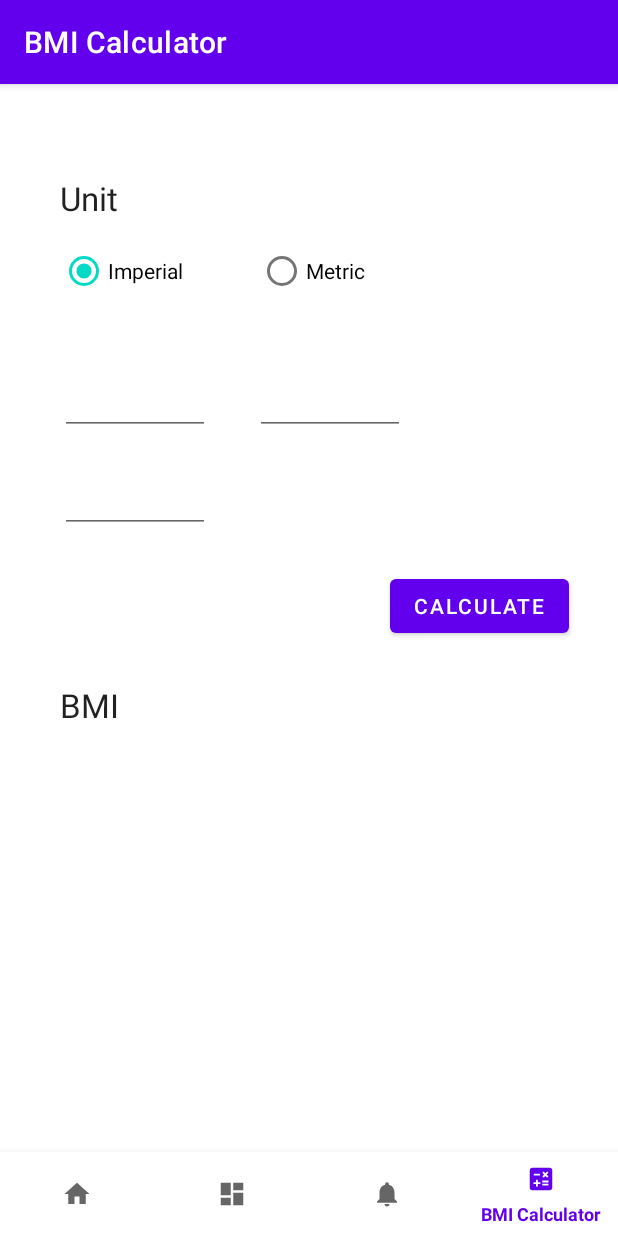
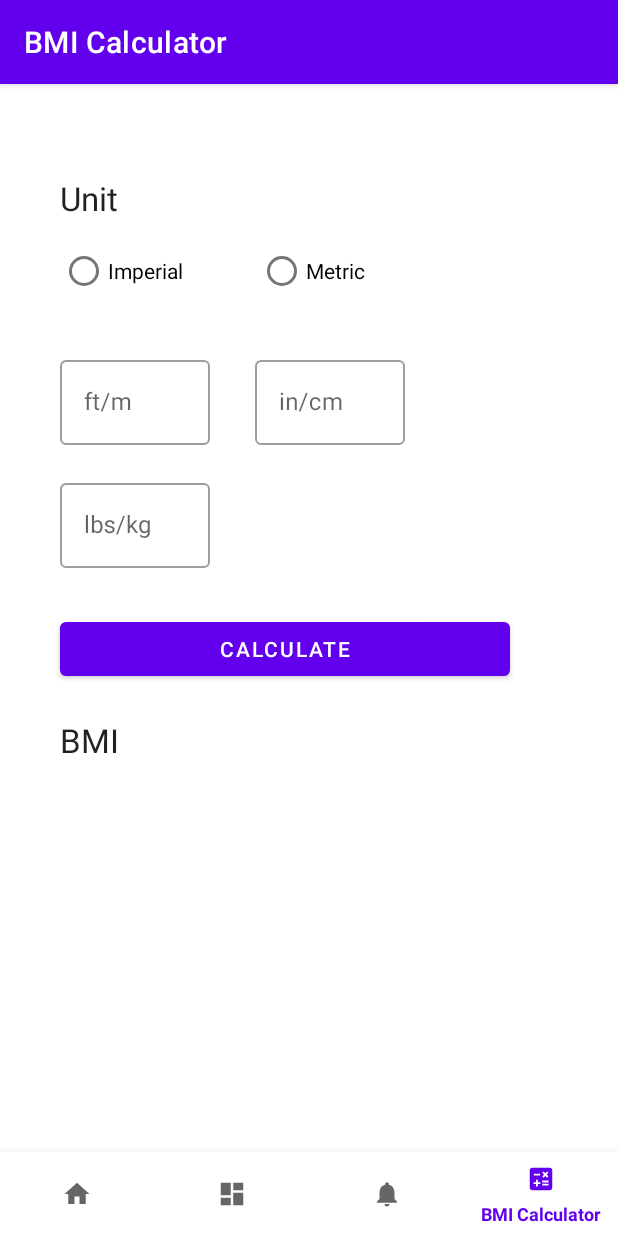
Before and after one commit to JohnSalinas123/CS4750_PantryPal, an Android app: the BmiCalculatorFragment screen opened through its navigation route, on a phone screen of 412 x 824 dp. Run offline under Robolectric (Android 15) with nearby library versions, the phone set to English and light mode, and no system bars; our stand-ins replace navigation-ui.

Commit message:
Style the calculator page

```diff
--- a/app/src/main/java/com/example/pantry_pal/ui/bmi_calculator/BmiCalculatorFragment.kt
+++ b/app/src/main/java/com/example/pantry_pal/ui/bmi_calculator/BmiCalculatorFragment.kt
@@ -34,6 +34,16 @@ class BmiCalculatorFragment : Fragment() {
         binding.calculate.setOnClickListener{
             val result = calculateBmi()
 
+        }
+        binding.imperialUnit.setOnClickListener {
+            binding.height1Layout.hint = "ft"
+            binding.height2Layout.hint = "in"
+            binding.weightLayout.hint = "lbs"
+        }
+        binding.metricUnit.setOnClickListener {
+            binding.height1Layout.hint = "m"
+            binding.height2Layout.hint = "cm"
+            binding.weightLayout.hint = "kg"
         }
         return root
     }
--- a/app/src/main/res/layout/fragment_bmi_calculator.xml
+++ b/app/src/main/res/layout/fragment_bmi_calculator.xml
@@ -12,15 +12,14 @@
         android:layout_height="wrap_content"
         android:layout_marginTop="10dp"
         android:orientation="horizontal"
-        app:layout_constraintStart_toStartOf="@+id/textView"
-        app:layout_constraintTop_toBottomOf="@+id/textView">
+        app:layout_constraintStart_toStartOf="@+id/unit"
+        app:layout_constraintTop_toBottomOf="@+id/unit">
 
         <RadioButton
             android:id="@+id/imperial_unit"
             android:layout_width="wrap_content"
             android:layout_height="wrap_content"
-            android:checked="true"
-            android:layout_marginRight="50dp"
+            android:layout_marginEnd="50dp"
             android:text="Imperial" />
 
         <RadioButton
@@ -31,49 +30,70 @@
 
     </RadioGroup>
 
-    <EditText
-        android:id="@+id/height_1"
+    <com.google.android.material.textfield.TextInputLayout
+        android:id="@+id/height_1_layout"
         android:layout_width="100dp"
         android:layout_height="wrap_content"
-        android:layout_marginTop="40dp"
-        android:ems="10"
-        android:inputType="number"
+        android:layout_marginTop="30dp"
+        android:hint="ft/m"
         app:layout_constraintStart_toStartOf="@+id/unit_option"
-        app:layout_constraintTop_toBottomOf="@+id/unit_option" />
+        app:layout_constraintTop_toBottomOf="@+id/unit_option" >
 
-    <EditText
-        android:id="@+id/height_2"
+        <com.google.android.material.textfield.TextInputEditText
+            android:id="@+id/height_1"
+            android:layout_width="match_parent"
+            android:layout_height="wrap_content"
+            android:inputType="numberDecimal" />
+
+    </com.google.android.material.textfield.TextInputLayout>
+
+
+    <com.google.android.material.textfield.TextInputLayout
+        android:id="@+id/height_2_layout"
         android:layout_width="100dp"
         android:layout_height="wrap_content"
         android:layout_marginStart="30dp"
-        android:layout_marginTop="40dp"
-        android:ems="10"
-        android:inputType="number"
-        app:layout_constraintStart_toEndOf="@+id/height_1"
-        app:layout_constraintTop_toBottomOf="@+id/unit_option" />
+        android:layout_marginTop="30dp"
+        android:hint="in/cm"
+        app:layout_constraintStart_toEndOf="@+id/height_1_layout"
+        app:layout_constraintTop_toBottomOf="@+id/unit_option">
+
+        <com.google.android.material.textfield.TextInputEditText
+            android:id="@+id/height_2"
+            android:layout_width="match_parent"
+            android:layout_height="wrap_content"
+            android:inputType="numberDecimal" />
+
+    </com.google.android.material.textfield.TextInputLayout>
 
     <Button
         android:id="@+id/calculate"
-        android:layout_width="wrap_content"
+        android:layout_width="300dp"
         android:layout_height="wrap_content"
-        android:layout_marginStart="120dp"
-        android:layout_marginTop="90dp"
+
+        android:layout_marginTop="30dp"
         android:text="@string/cal_button"
-        app:layout_constraintStart_toEndOf="@+id/weight"
-        app:layout_constraintTop_toBottomOf="@+id/height_1" />
+        app:layout_constraintStart_toStartOf="@+id/weight_layout"
+        app:layout_constraintTop_toBottomOf="@+id/weight_layout" />
 
-    <EditText
-        android:id="@+id/weight"
+    <com.google.android.material.textfield.TextInputLayout
+        android:id="@+id/weight_layout"
         android:layout_width="100dp"
         android:layout_height="wrap_content"
         android:layout_marginTop="20dp"
-        android:ems="10"
-        android:inputType="number"
-        app:layout_constraintStart_toStartOf="@+id/height_1"
-        app:layout_constraintTop_toBottomOf="@+id/height_2" />
+        android:hint="lbs/kg"
+        app:layout_constraintStart_toStartOf="@+id/height_1_layout"
+        app:layout_constraintTop_toBottomOf="@+id/height_1_layout">
 
+        <com.google.android.material.textfield.TextInputEditText
+            android:id="@+id/weight"
+            android:layout_width="match_parent"
+            android:layout_height="wrap_content"
+            android:inputType="numberDecimal" />
+
+    </com.google.android.material.textfield.TextInputLayout>
         <TextView
-        android:id="@+id/textView"
+            android:id="@+id/unit"
             android:layout_width="wrap_content"
             android:layout_height="wrap_content"
             android:layout_marginStart="40dp"
@@ -90,7 +110,10 @@
             android:layout_marginTop="100dp"
             android:text="@string/bmi_result"
             android:textAppearance="@style/TextAppearance.AppCompat.Large"
-        app:layout_constraintStart_toStartOf="@+id/weight"
-        app:layout_constraintTop_toBottomOf="@+id/weight" />
+            app:layout_constraintStart_toStartOf="@+id/weight_layout"
+            app:layout_constraintTop_toBottomOf="@+id/weight_layout" />
+
+
+
 
     </androidx.constraintlayout.widget.ConstraintLayout>
--- a/app/src/main/res/values/themes.xml
+++ b/app/src/main/res/values/themes.xml
@@ -12,5 +12,7 @@
         <!-- Status bar color. -->
         <item name="android:statusBarColor">?attr/colorPrimaryVariant</item>
         <!-- Customize your theme here. -->
+        <item name="textInputStyle">@style/Widget.MaterialComponents.TextInputLayout.OutlinedBox</item>
+
     </style>
 </resources>
```
Lines whose indentation alone changed are shown as unchanged.
